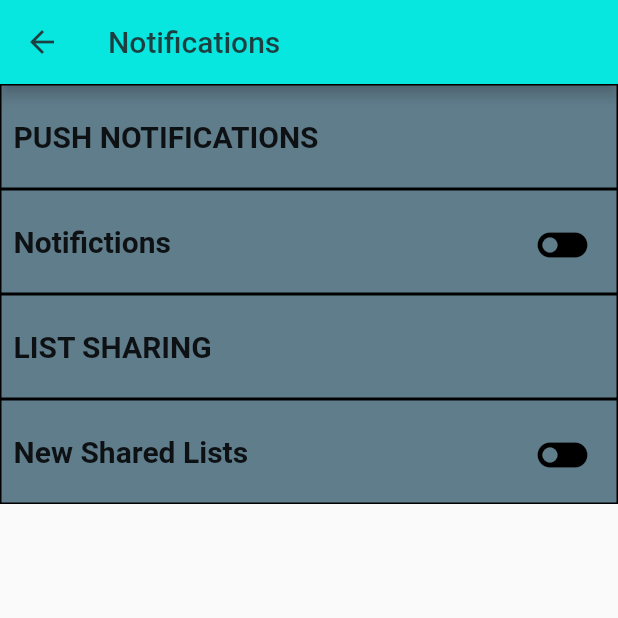
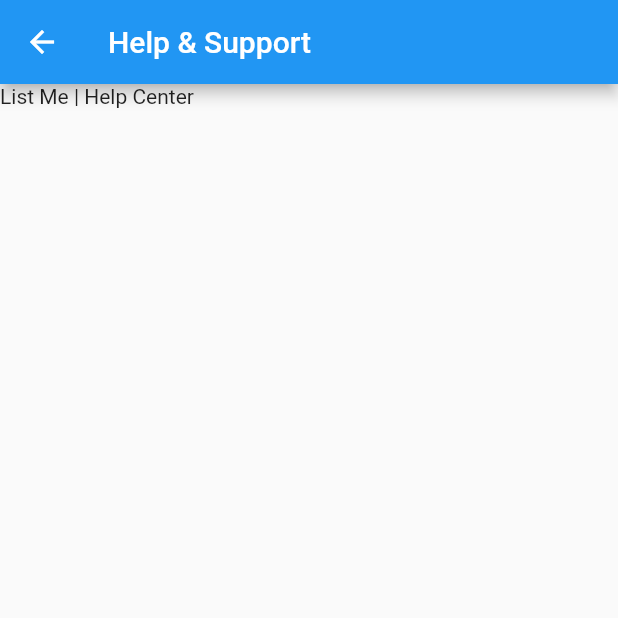
Before and after one commit to ListMe-MP/list_me, a Flutter app: the SettingsPage screen opened directly, after a tap on "Help & Support", on a phone screen of 412 x 824 dp, the top half of it. Run offline on Flutter 3.47's test engine with Material 2 defaults, Android fonts, the phone set to English and light mode, and no system bars; our stand-ins replace another_flushbar, avatar_glow, flutter_rating_bar, google_fonts, ionicons, smooth_page_indicator and 3 more.

Commit message:
Created help page and edited feedback page

```diff
--- a/lib/screens/Settings_page.dart
+++ b/lib/screens/Settings_page.dart
@@ -4,6 +4,7 @@ import 'package:list_me/components/background.dart';
 import 'package:list_me/components/colors.dart';
 import 'package:list_me/components/maintitle.dart';
 import 'package:list_me/components/settings_bar.dart';
+import 'package:list_me/screens/help_&_support.dart';
 import 'package:list_me/screens/notifications.dart';
 import 'package:list_me/screens/signup_page.dart';
 
@@ -174,7 +175,7 @@ class SettingsPage extends StatelessWidget {
                       onTap: (){
                         Navigator.of(context).push(
                           MaterialPageRoute(
-                            builder: (context) => const NotificationPage()
+                            builder: (context) => const HelpPage()
                           )
                         );
                       },
--- a/lib/screens/help_&_support.dart
+++ b/lib/screens/help_&_support.dart
@@ -0,0 +1,17 @@
+import 'package:flutter/material.dart';
+
+class HelpPage extends StatelessWidget {
+  const HelpPage({super.key});
+
+  @override
+  Widget build(BuildContext context) {
+    return Scaffold(
+      appBar: AppBar(
+        title: Text("Help & Support"),
+      ),
+      body: const Text(
+        "List Me | Help Center",
+      ),
+    );
+  }
+}
```
